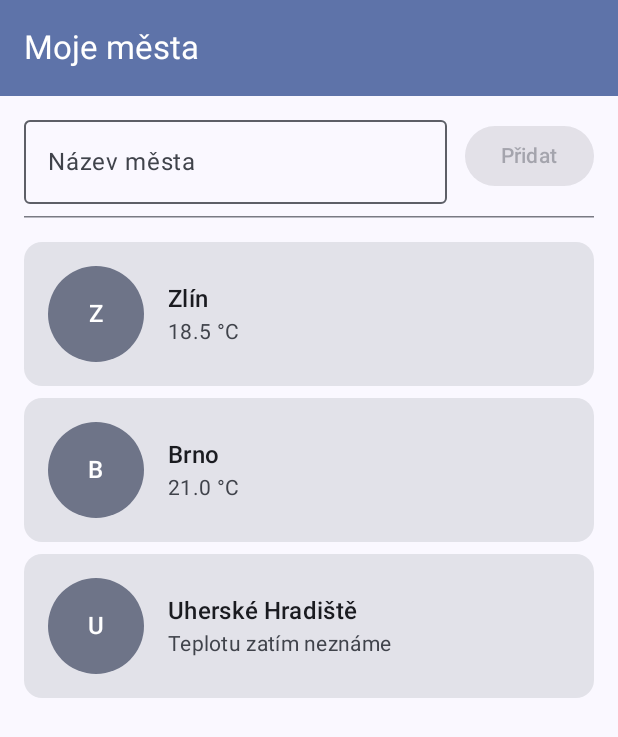
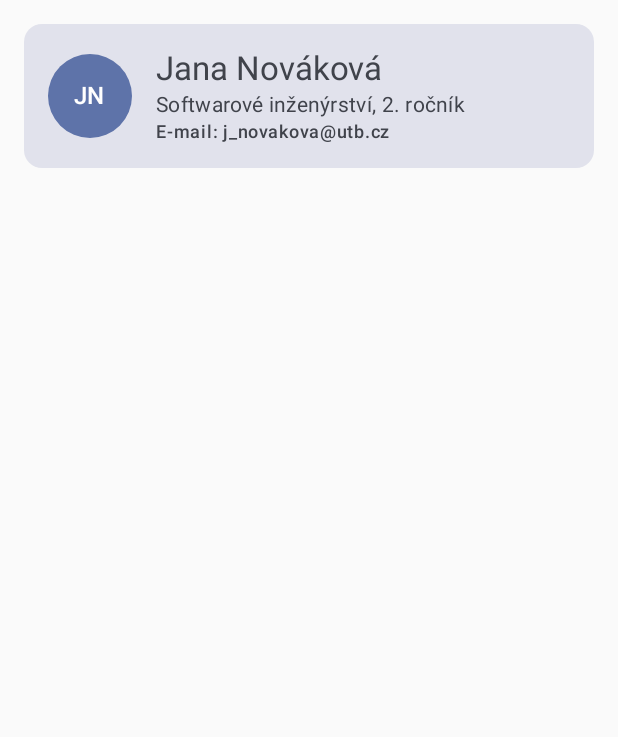
Before and after one commit to okmas03/meteodenik, an Android app built with Jetpack Compose: the screen it shows after launch (MainActivity), on a phone screen of 412 x 824 dp. Shown: the top 737 px of the screen. Run offline under Robolectric (Android 15) with nearby library versions, the phone set to English and light mode, and no system bars.

Commit message:
Cviceni 7.1: vizitkova karta

```diff
--- a/app/src/main/java/cz/utb/meteodenik/MainActivity.kt
+++ b/app/src/main/java/cz/utb/meteodenik/MainActivity.kt
@@ -5,12 +5,15 @@ import android.util.Log
 import androidx.activity.ComponentActivity
 import androidx.activity.compose.setContent
 import androidx.activity.enableEdgeToEdge
+import androidx.compose.foundation.layout.padding
 import androidx.compose.material3.Text
 import androidx.compose.runtime.Composable
 import androidx.compose.ui.Modifier
 import androidx.compose.ui.tooling.preview.Preview
+import androidx.compose.ui.unit.dp
 import cz.utb.meteodenik.ui.theme.MeteoDenikTheme
 import cz.utb.meteodenik.ui.MestaObrazovka
+import cz.utb.meteodenik.ui.VizitkaKarta
 
 private const val TAG = "Cyklus"
 
@@ -22,7 +25,12 @@ class MainActivity : ComponentActivity() {
         enableEdgeToEdge()
         setContent {
             MeteoDenikTheme {
-                MestaObrazovka()
+                VizitkaKarta(
+                    jmeno = "Jana Nováková",
+                    obor = "Softwarové inženýrství, 2. ročník",
+                    email = "j_novakova@utb.cz",
+                    modifier = Modifier.padding(16.dp)
+                )
             }
         }
     }
--- /dev/null
+++ b/app/src/main/java/cz/utb/meteodenik/ui/VizitkaKarta.kt
@@ -0,0 +1,110 @@
+package cz.utb.meteodenik.ui
+
+import android.content.res.Configuration
+import androidx.compose.foundation.background
+import androidx.compose.foundation.layout.Box
+import androidx.compose.foundation.layout.Column
+import androidx.compose.foundation.layout.Row
+import androidx.compose.foundation.layout.Spacer
+import androidx.compose.foundation.layout.fillMaxWidth
+import androidx.compose.foundation.layout.padding
+import androidx.compose.foundation.layout.size
+import androidx.compose.foundation.layout.width
+import androidx.compose.foundation.shape.CircleShape
+import androidx.compose.material3.Card
+import androidx.compose.material3.CardDefaults
+import androidx.compose.material3.MaterialTheme
+import androidx.compose.material3.Text
+import androidx.compose.runtime.Composable
+import androidx.compose.ui.Alignment
+import androidx.compose.ui.Modifier
+import androidx.compose.ui.draw.clip
+import androidx.compose.ui.res.stringResource
+import androidx.compose.ui.semantics.contentDescription
+import androidx.compose.ui.semantics.semantics
+import androidx.compose.ui.text.style.TextOverflow
+import androidx.compose.ui.tooling.preview.Preview
+import androidx.compose.ui.unit.dp
+import cz.utb.meteodenik.R
+import cz.utb.meteodenik.ui.theme.MeteoDenikTheme
+
+@Composable
+fun VizitkaKarta(
+    jmeno: String,
+    obor: String,
+    email: String,
+    modifier: Modifier = Modifier
+) {
+    // stringResource je @Composable → musí se zavolat tady, ne uvnitř semantics { }
+    val avatarPopis = stringResource(R.string.vizitka_avatar_popis, jmeno)
+    val inicialy = jmeno
+        .split(" ")
+        .filter { it.isNotBlank() }
+        .take(2)
+        .joinToString("") { it.first().uppercase() }
+
+    Card(
+        modifier = modifier.fillMaxWidth(),
+        colors = CardDefaults.cardColors(
+            containerColor = MaterialTheme.colorScheme.surfaceVariant
+        )
+    ) {
+        Row(
+            modifier = Modifier.padding(16.dp),
+            verticalAlignment = Alignment.CenterVertically
+        ) {
+            Box(
+                modifier = Modifier
+                    .size(56.dp)
+                    .clip(CircleShape)
+                    .background(MaterialTheme.colorScheme.primaryContainer)
+                    .semantics { contentDescription = avatarPopis },
+                contentAlignment = Alignment.Center
+            ) {
+                Text(
+                    text = inicialy,
+                    style = MaterialTheme.typography.titleMedium,
+                    color = MaterialTheme.colorScheme.onPrimaryContainer
+                )
+            }
+
+            Spacer(modifier = Modifier.width(16.dp))
+
+            Column(modifier = Modifier.weight(1f)) {
+                Text(
+                    text = jmeno,
+                    style = MaterialTheme.typography.titleLarge,
+                    maxLines = 2,
+                    overflow = TextOverflow.Ellipsis
+                )
+                Text(
+                    text = obor,
+                    style = MaterialTheme.typography.bodyMedium,
+                    color = MaterialTheme.colorScheme.onSurfaceVariant
+                )
+                Text(
+                    text = stringResource(R.string.vizitka_email_popis, email),
+                    style = MaterialTheme.typography.labelMedium,
+                    color = MaterialTheme.colorScheme.onSurfaceVariant,
+                    maxLines = 1,
+                    overflow = TextOverflow.Ellipsis
+                )
+            }
+        }
+    }
+}
+
+@Preview(name = "Vizitka — světlá", showBackground = true)
+@Preview(name = "Vizitka — tmavá", showBackground = true, uiMode = Configuration.UI_MODE_NIGHT_YES)
+@Preview(name = "Vizitka — písmo 150 %", showBackground = true, fontScale = 1.5f)
+@Composable
+private fun VizitkaKartaPreview() {
+    MeteoDenikTheme {
+        VizitkaKarta(
+            jmeno = "Jana Nováková",
+            obor = "Softwarové inženýrství, 2. ročník",
+            email = "j_novakova@utb.cz",
+            modifier = Modifier.padding(16.dp)
+        )
+    }
+}
--- a/app/src/main/res/values/strings.xml
+++ b/app/src/main/res/values/strings.xml
@@ -43,6 +43,9 @@
     <string name="mesto_teplota_neznama">Teplotu zatím neznáme</string>
     <string name="mesto_avatar_popis">Značka města</string>
 
+    <string name="vizitka_email_popis">E-mail: %1$s</string>
+    <string name="vizitka_avatar_popis">Profilová fotka: %1$s</string>
+
 
 
 
```
Also changed, not shown: 1 other file.
